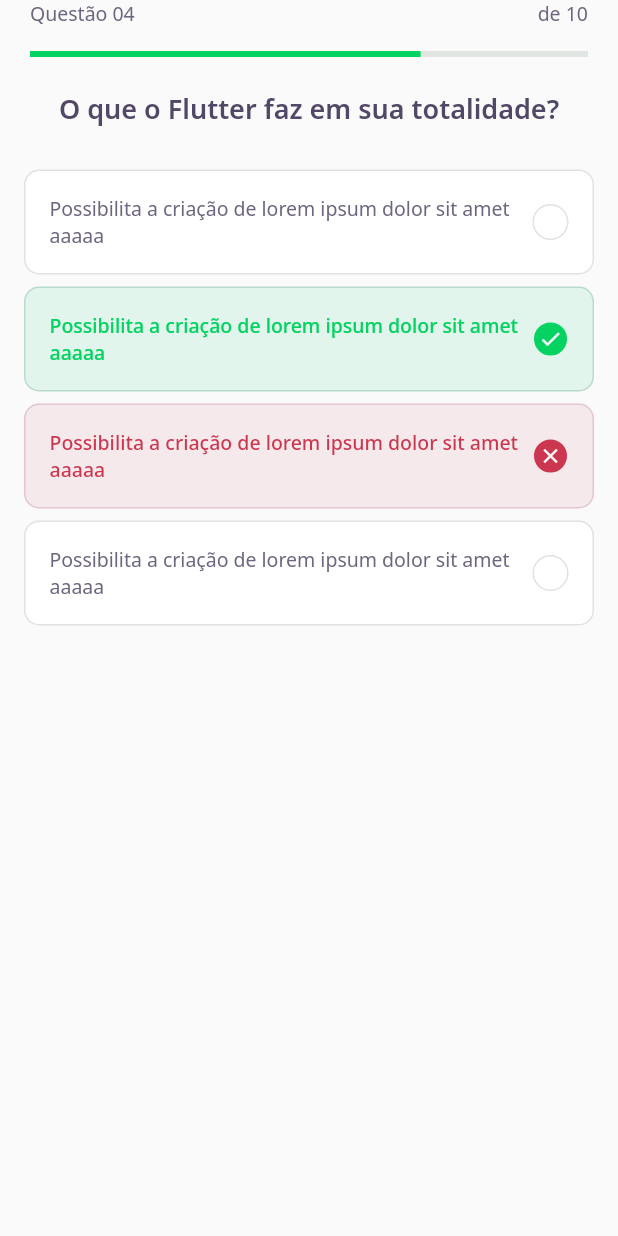
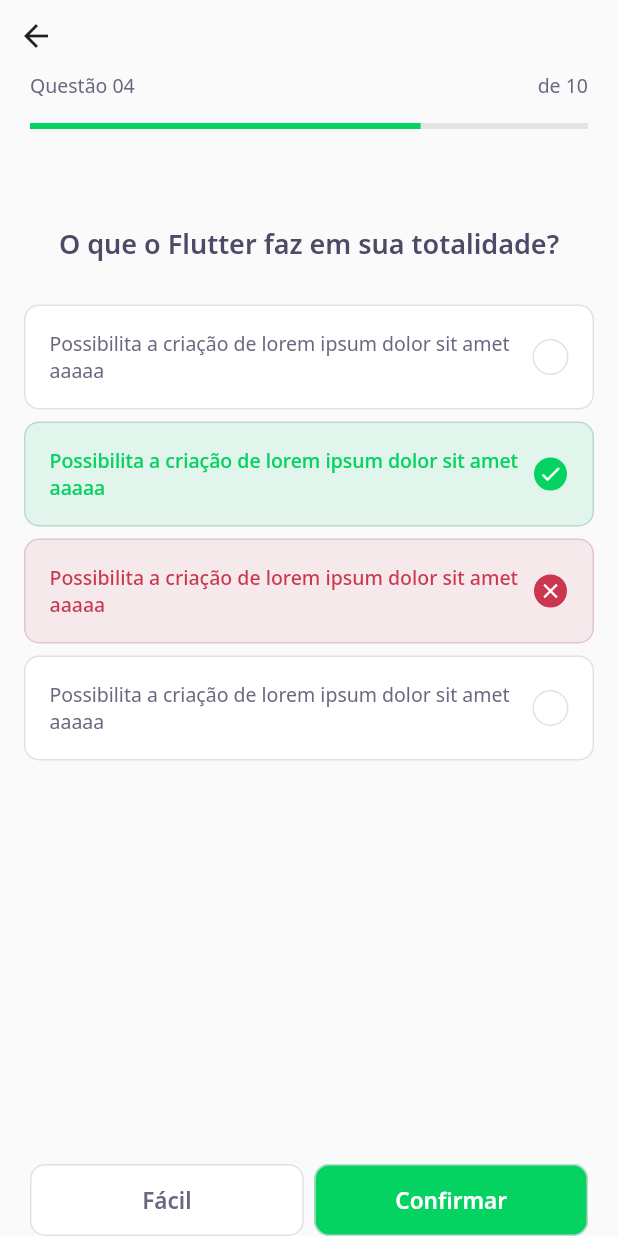
Before and after one commit to luiznazari/app-devquiz, a Flutter app: the ChallengePage screen opened directly, on a phone screen of 412 x 824 dp. Run offline on Flutter 3.47's test engine with Material 2 defaults, Android fonts, the phone set to English and light mode, and no system bars; our stand-ins replace google_fonts; missing offline and left inert: dart:html; accounts and stored records are empty; network calls fail.

Commit message:
[4]: Adicionados botões de ação no quiz widget

```diff
--- a/lib/challenge/challenge_page.dart
+++ b/lib/challenge/challenge_page.dart
@@ -1,5 +1,6 @@
 import 'package:DevQuiz/challenge/widgets/question_indicator/question_indicator_widget.dart';
 import 'package:DevQuiz/challenge/widgets/quiz/quiz_widget_widget.dart';
+import 'package:DevQuiz/home/widgets/next_button/next_button_widget.dart';
 import 'package:flutter/material.dart';
 
 class ChallengePage extends StatefulWidget {
@@ -14,13 +15,44 @@ class _ChallengePageState extends State<ChallengePage> {
   Widget build(BuildContext context) {
     return Scaffold(
       appBar: PreferredSize(
-        preferredSize: Size.fromHeight(60),
+        preferredSize: Size.fromHeight(86),
         child: SafeArea(
           top: true,
-          child: QuestionIndicatorWidget(),
+          child: Column(
+            crossAxisAlignment: CrossAxisAlignment.start,
+            children: [
+              BackButton(),
+              // Mesmo que BackButton:
+              // IconButton(
+              //     icon: Icon(Icons.close),
+              //     onPressed: () {
+              //       Navigator.pop(context);
+              //     }),
+              QuestionIndicatorWidget(),
+            ],
+          ),
         ),
       ),
       body: QuizWidget(title: "O que o Flutter faz em sua totalidade?"),
+      bottomNavigationBar: SafeArea(
+        child: Padding(
+          padding: const EdgeInsets.symmetric(horizontal: 20),
+          child: Row(
+            mainAxisAlignment: MainAxisAlignment.spaceAround,
+            children: [
+              NextButtonWidget.white(
+                label: "Fácil",
+                onTap: () {},
+              ),
+              SizedBox(width: 7),
+              NextButtonWidget.green(
+                label: "Confirmar",
+                onTap: () {},
+              ),
+            ],
+          ),
+        ),
+      ),
     );
   }
 }
--- a/lib/challenge/widgets/quiz/quiz_widget_widget.dart
+++ b/lib/challenge/widgets/quiz/quiz_widget_widget.dart
@@ -11,6 +11,7 @@ class QuizWidget extends StatelessWidget {
     return Container(
       child: Column(
         children: [
+          SizedBox(height: 64),
           Text(
             this.title,
             style: AppTextStyles.heading,
--- a/lib/core/app_widget.dart
+++ b/lib/core/app_widget.dart
@@ -1,6 +1,5 @@
 import 'package:DevQuiz/challenge/challenge_page.dart';
 import 'package:DevQuiz/home/home_page.dart';
-import 'package:DevQuiz/splash/splash_page.dart';
 import 'package:flutter/material.dart';
 
 class AppWidget extends StatelessWidget {
--- a/lib/home/home_page.dart
+++ b/lib/home/home_page.dart
@@ -1,3 +1,6 @@
+import 'dart:html';
+
+import 'package:DevQuiz/challenge/challenge_page.dart';
 import 'package:DevQuiz/core/app_colors.dart';
 import 'package:DevQuiz/home/home_controller.dart';
 import 'package:DevQuiz/home/widgets/appbar/app_bar_widget.dart';
@@ -56,6 +59,15 @@ class _HomePageState extends State<HomePage> {
                                     quiz.questions.length,
                                 completedQuestions:
                                     '${quiz.questionAnswered}/${quiz.questions.length}',
+                                onTap: () {
+                                  // "Empilha" as telas.
+                                  Navigator.push(
+                                    context,
+                                    MaterialPageRoute(
+                                        builder: (context) =>
+                                            ChallengePage()),
+                                  );
+                                },
                               ))
                           .toList()),
                 )
--- a/lib/home/home_page.old.dart
+++ b/lib/home/home_page.old.dart
@@ -57,6 +57,7 @@ class _HomePageState extends State<HomePageOld> {
                                   quiz.questions.length,
                               completedQuestions:
                                   '${quiz.questionAnswered}/${quiz.questions.length}',
+                              onTap: () {},
                             ))
                         .toList()),
               )
--- a/lib/home/widgets/level_button/level_button_widget.dart
+++ b/lib/home/widgets/level_button/level_button_widget.dart
@@ -1,5 +1,3 @@
-import 'dart:html';
-
 import 'package:DevQuiz/core/app_colors.dart';
 import 'package:flutter/material.dart';
 import 'package:google_fonts/google_fonts.dart';
@@ -13,22 +11,22 @@ class LevelButtonWidget extends StatelessWidget {
 
   final config = {
     "Fácil": {
-      "color": AppColors.levelButtonBorderFacil,
+      "color": AppColors.levelButtonFacil,
       "borderColor": AppColors.levelButtonBorderFacil,
       "fontColor": AppColors.levelButtonTextFacil
     },
     "Médio": {
-      "color": AppColors.levelButtonBorderMedio,
+      "color": AppColors.levelButtonMedio,
       "borderColor": AppColors.levelButtonBorderMedio,
       "fontColor": AppColors.levelButtonTextMedio
     },
     "Difícil": {
-      "color": AppColors.levelButtonBorderDificil,
+      "color": AppColors.levelButtonDificil,
       "borderColor": AppColors.levelButtonBorderDificil,
       "fontColor": AppColors.levelButtonTextDificil
     },
     "Perito": {
-      "color": AppColors.levelButtonBorderPerito,
+      "color": AppColors.levelButtonPerito,
       "borderColor": AppColors.levelButtonBorderPerito,
       "fontColor": AppColors.levelButtonTextPerito
     },
--- /dev/null
+++ b/lib/home/widgets/next_button/next_button_widget.dart
@@ -0,0 +1,65 @@
+import 'package:DevQuiz/core/app_colors.dart';
+import 'package:flutter/material.dart';
+import 'package:google_fonts/google_fonts.dart';
+
+class NextButtonWidget extends StatelessWidget {
+  final String label;
+  final Color backgroundColor;
+  final Color fontColor;
+  final Color borderColor;
+  final VoidCallback onTap;
+
+  const NextButtonWidget({
+    Key? key,
+    required this.label,
+    required this.backgroundColor,
+    required this.fontColor,
+    required this.borderColor,
+    required this.onTap,
+  }) : super(key: key);
+
+  NextButtonWidget.green(
+      {required String label, required VoidCallback onTap})
+      : this.backgroundColor = AppColors.darkGreen,
+        this.fontColor = AppColors.white,
+        this.borderColor = AppColors.green,
+        this.label = label,
+        this.onTap = onTap;
+
+  NextButtonWidget.white(
+      {required String label, required VoidCallback onTap})
+      : this.backgroundColor = AppColors.white,
+        this.fontColor = AppColors.grey,
+        this.borderColor = AppColors.border,
+        this.label = label,
+        this.onTap = onTap;
+
+  @override
+  Widget build(BuildContext context) {
+    return Expanded(
+      child: Container(
+        height: 48,
+        // TextButton
+        child: ElevatedButton(
+          style: ButtonStyle(
+            backgroundColor: MaterialStateProperty.all(backgroundColor),
+            shape: MaterialStateProperty.all(RoundedRectangleBorder(
+                borderRadius: BorderRadius.circular(10))),
+            side:
+                MaterialStateProperty.all(BorderSide(color: borderColor)),
+            elevation: MaterialStateProperty.all(0),
+          ),
+          child: Text(
+            label,
+            style: GoogleFonts.notoSans(
+              fontSize: 15,
+              fontWeight: FontWeight.w600,
+              color: fontColor,
+            ),
+          ),
+          onPressed: onTap,
+        ),
+      ),
+    );
+  }
+}
--- a/lib/home/widgets/quiz_card/quiz_card_widget.dart
+++ b/lib/home/widgets/quiz_card/quiz_card_widget.dart
@@ -9,23 +9,27 @@ class QuizCardWidget extends StatelessWidget {
   final String title;
   final String completedQuestions;
   final double percentAnswered;
+  final VoidCallback onTap;
 
   const QuizCardWidget({
     Key? key,
     required this.title,
     required this.completedQuestions,
     required this.percentAnswered,
+    required this.onTap,
   }) : super(key: key);
 
   @override
   Widget build(BuildContext context) {
-    return Padding(
+    return GestureDetector(
+      onTap: this.onTap,
+      child: Padding(
         padding: const EdgeInsets.all(8.0),
         child: Container(
           padding: const EdgeInsets.all(16),
           decoration: BoxDecoration(
-            border:
-                Border.fromBorderSide(BorderSide(color: AppColors.border)),
+              border: Border.fromBorderSide(
+                  BorderSide(color: AppColors.border)),
               borderRadius: BorderRadius.circular(10),
               color: AppColors.white),
           child: Column(
@@ -55,6 +59,7 @@ class QuizCardWidget extends StatelessWidget {
             ],
           ),
         ),
+      ),
     );
   }
 }
```
Lines whose indentation alone changed are shown as unchanged.
